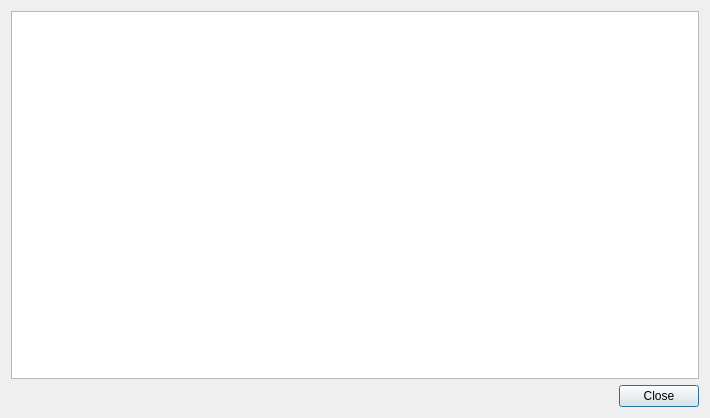
This is modorganizer/src/overwriteinfodialog.ui in Holt59/mo2-merge as Qt 5 draws it before an edit. The edited form follows.
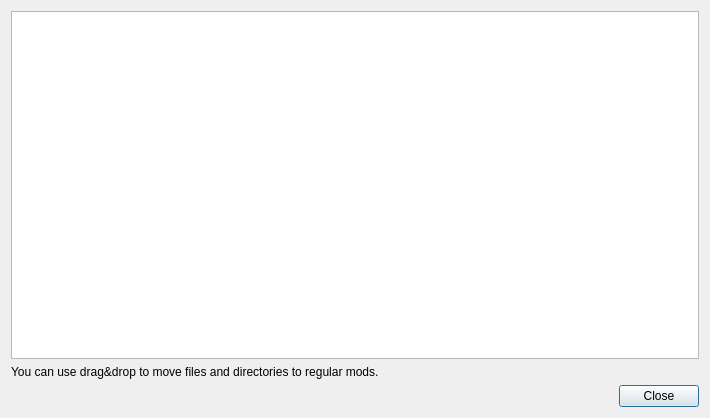
This is the edited form.

Patch:
```diff
--- a/modorganizer/src/overwriteinfodialog.ui
+++ b/modorganizer/src/overwriteinfodialog.ui
@@ -33,6 +33,13 @@
      </property>
     </widget>
    </item>
+   <item>
+    <widget class="QLabel" name="label">
+     <property name="text">
+      <string>You can use drag&amp;drop to move files and directories to regular mods.</string>
+     </property>
+    </widget>
+   </item>
    <item>
     <widget class="QDialogButtonBox" name="buttonBox">
      <property name="orientation">
```
